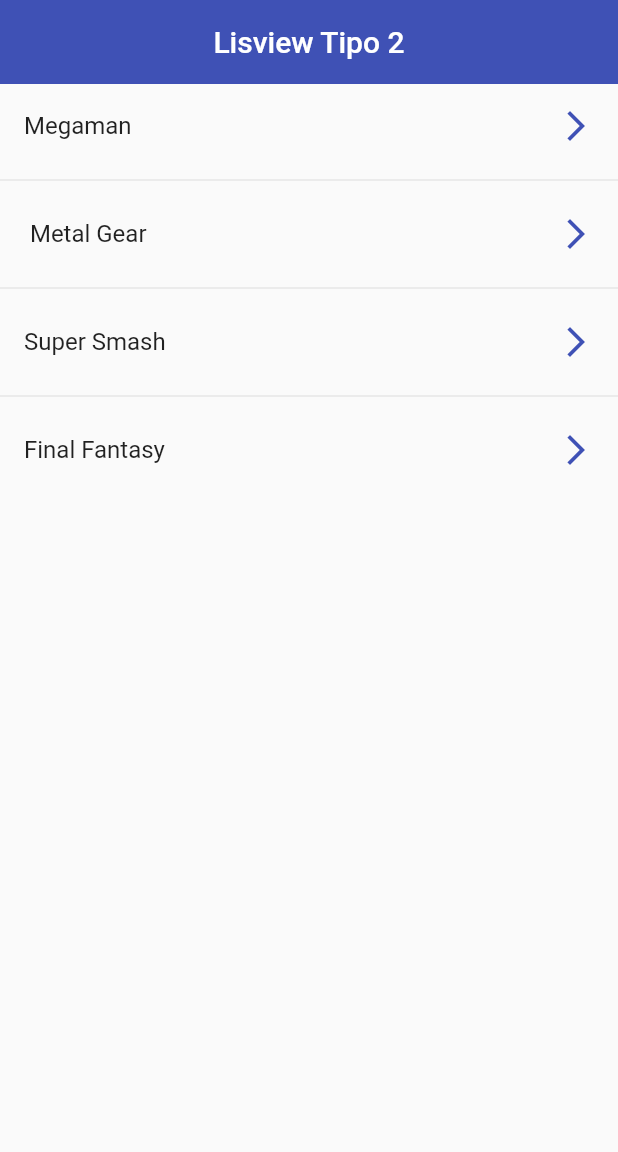
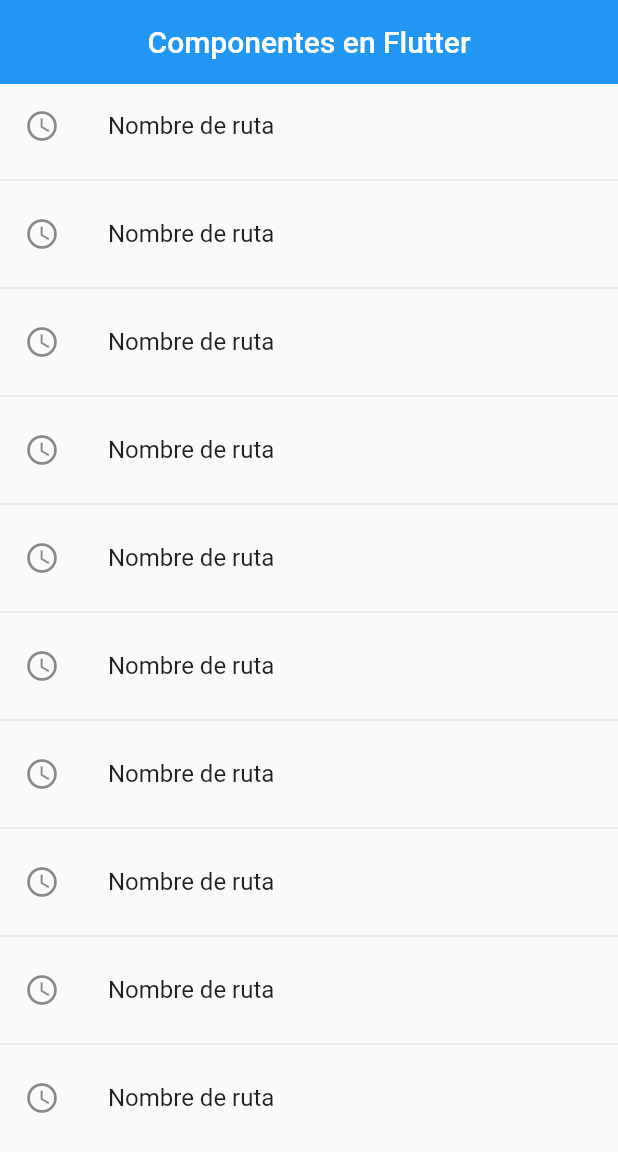
Before and after one commit to DG-Develop/Components_Flutter, a Flutter app: the screen it shows after launch, on a phone screen of 412 x 824 dp. Shown: the top 1152 px of the screen. Run offline on Flutter 3.47's test engine with Material 2 defaults, Android fonts, the phone set to English and light mode, and no system bars.

Commit message:
[ADD] Agregando rutas al proyecto

```diff
--- a/lib/main.dart
+++ b/lib/main.dart
@@ -1,6 +1,6 @@
 import 'package:flutter/material.dart';
-// import 'package:fl_components/screens/listview1_screen.dart';
-import 'package:fl_components/screens/listview2_screen.dart';
+
+import 'router/app_routes.dart';
 
 void main() => runApp(const MyApp());
 
@@ -9,9 +9,11 @@ class MyApp extends StatelessWidget {
 
   @override
   Widget build(BuildContext context) {
-    return const MaterialApp(
+    return MaterialApp(
         debugShowCheckedModeBanner: false,
         title: 'Material App',
-        home: ListView2Screen());
+        initialRoute: AppRoutes.initialRoute,
+        routes: AppRoutes.routes,
+        onGenerateRoute: AppRoutes.onGenerateRoute);
   }
 }
--- /dev/null
+++ b/lib/models/menu_options.dart
@@ -0,0 +1,14 @@
+import 'package:flutter/material.dart' show IconData, Widget;
+
+class MenuOption {
+  final String route;
+  final IconData icon;
+  final String name;
+  final Widget screen;
+
+  MenuOption(
+      {required this.route,
+      required this.icon,
+      required this.name,
+      required this.screen});
+}
--- /dev/null
+++ b/lib/models/models.dart
@@ -0,0 +1 @@
+export 'package:fl_components/models/menu_options.dart';
--- /dev/null
+++ b/lib/router/app_routes.dart
@@ -0,0 +1,47 @@
+import 'package:fl_components/models/models.dart';
+import 'package:flutter/material.dart';
+
+import '../screens/screens.dart';
+
+class AppRoutes {
+  static const initialRoute = 'home';
+  static final menuOptions = <MenuOption>[
+    MenuOption(
+        route: 'home',
+        name: 'Home Screen',
+        screen: const HomeScreen(),
+        icon: Icons.home_max_sharp),
+    MenuOption(
+        route: 'listview1',
+        name: 'ListView 1',
+        screen: const ListView1Screen(),
+        icon: Icons.list_alt_outlined),
+    MenuOption(
+        route: 'listview2',
+        name: 'ListView 2',
+        screen: const ListView2Screen(),
+        icon: Icons.list_outlined),
+    MenuOption(
+        route: 'alert',
+        name: 'Alert',
+        screen: const AlertScreen(),
+        icon: Icons.warning_amber_outlined),
+    MenuOption(
+        route: 'card',
+        name: 'Card',
+        screen: const CardScreen(),
+        icon: Icons.card_membership_outlined),
+  ];
+  static Map<String, Widget Function(BuildContext)> routes = {
+    'home': (context) => const HomeScreen(),
+    'listview1': (context) => const ListView1Screen(),
+    'listview2': (context) => const ListView2Screen(),
+    'alert': (context) => const AlertScreen(),
+    'card': (context) => const CardScreen(),
+  };
+  static Route<dynamic> onGenerateRoute(RouteSettings settings) {
+    return MaterialPageRoute(
+      builder: (context) => const AlertScreen(),
+    );
+  }
+}
--- /dev/null
+++ b/lib/screens/alert_screen.dart
@@ -0,0 +1,14 @@
+import 'package:flutter/material.dart';
+
+class AlertScreen extends StatelessWidget {
+  const AlertScreen({Key? key}) : super(key: key);
+
+  @override
+  Widget build(BuildContext context) {
+    return const Scaffold(
+      body: Center(
+        child: Text('AlertScreen'),
+      ),
+    );
+  }
+}
--- /dev/null
+++ b/lib/screens/card_screen.dart
@@ -0,0 +1,14 @@
+import 'package:flutter/material.dart';
+
+class CardScreen extends StatelessWidget {
+  const CardScreen({Key? key}) : super(key: key);
+
+  @override
+  Widget build(BuildContext context) {
+    return const Scaffold(
+      body: Center(
+        child: Text('CardScreen'),
+      ),
+    );
+  }
+}
--- /dev/null
+++ b/lib/screens/home_screen.dart
@@ -0,0 +1,31 @@
+import 'package:flutter/material.dart';
+
+class HomeScreen extends StatelessWidget {
+  const HomeScreen({Key? key}) : super(key: key);
+
+  @override
+  Widget build(BuildContext context) {
+    return Scaffold(
+      appBar: AppBar(
+        title: const Text('Componentes en Flutter'),
+        centerTitle: true,
+        elevation: 0,
+      ),
+      body: ListView.separated(
+          itemBuilder: (context, index) => ListTile(
+                title: const Text('Nombre de ruta'),
+                leading: const Icon(Icons.access_time_outlined),
+                onTap: () {
+                  // final route = MaterialPageRoute(
+                  //   builder: (context) => const ListView1Screen(),
+                  // );
+                  // Navigator.push(context, route);
+
+                  Navigator.pushNamed(context, 'alert');
+                },
+              ),
+          separatorBuilder: (_, __) => const Divider(),
+          itemCount: 10),
+    );
+  }
+}
--- /dev/null
+++ b/lib/screens/screens.dart
@@ -0,0 +1,5 @@
+export 'package:fl_components/screens/home_screen.dart';
+export 'package:fl_components/screens/alert_screen.dart';
+export 'package:fl_components/screens/card_screen.dart';
+export 'package:fl_components/screens/listview1_screen.dart';
+export 'package:fl_components/screens/listview2_screen.dart';
```
Also changed, not shown: lib/screens/listview2_screen.dart (+5 -2 lines), pubspec.lock, 1 other file.
